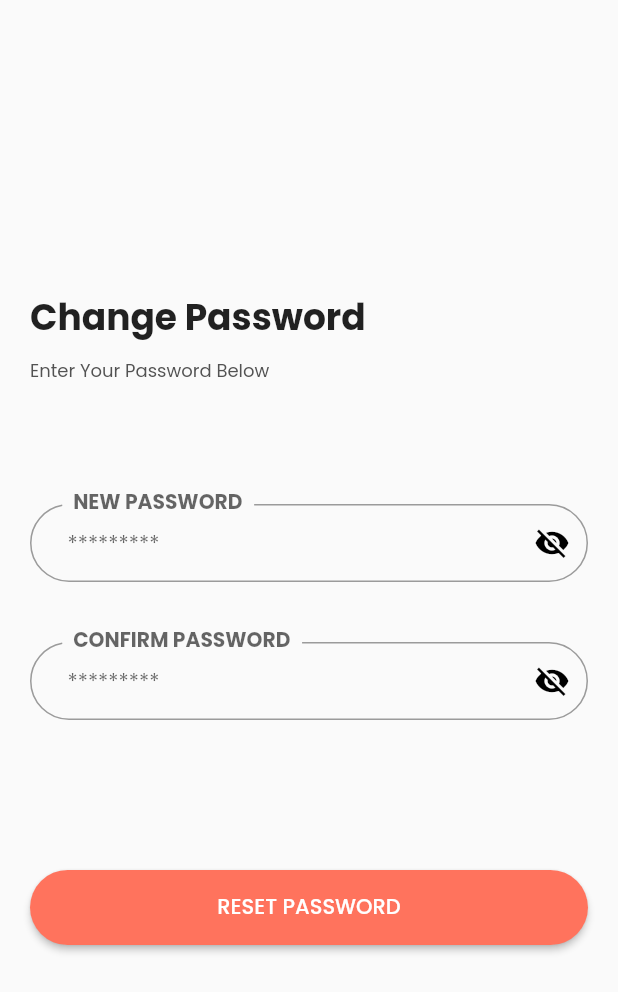
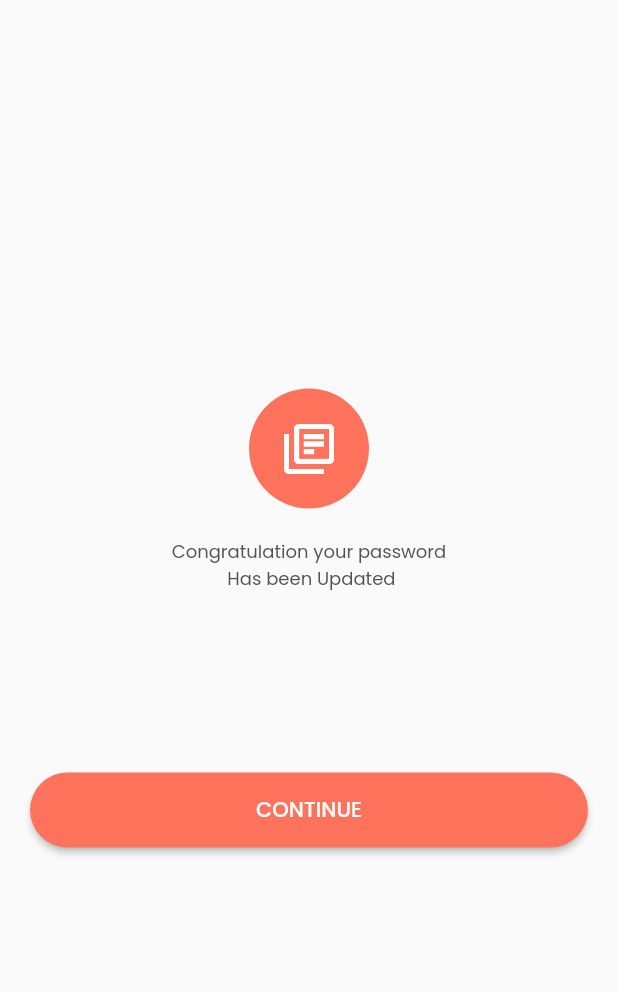
Before and after one commit to AhmedMohmmedd/fast-food-ecommerce, a Flutter app: the ChangePasswordScreen screen opened directly, after a tap on "RESET PASSWORD", on a phone screen of 412 x 824 dp. Shown: the top 992 px of the screen. Run offline on Flutter 3.47's test engine with Material 3 defaults, Android fonts, the phone set to English and light mode, and no system bars; our stand-ins replace bloc, flutter_bloc, flutter_svg.

Commit message:
password-updated-ui-done

```diff
--- a/lib/features/auth/screens/login/change_password.dart
+++ b/lib/features/auth/screens/login/change_password.dart
@@ -4,6 +4,7 @@ import 'package:ecommerc/core/widgets/buttons/elevated_button.dart';
 import 'package:ecommerc/core/widgets/text_fields/normal_text_field.dart';
 import 'package:ecommerc/core/widgets/text_fields/password_text_field.dart';
 import 'package:ecommerc/features/auth/screens/login/cheak_email.dart';
+import 'package:ecommerc/features/auth/screens/login/password_updated.dart';
 import 'package:flutter/material.dart';
 import 'package:flutter/widgets.dart';
 
@@ -60,10 +61,10 @@ class ChangePasswordScreen extends StatelessWidget {
                 CustomElevatedButton(
                   title: 'RESET PASSWORD',
                   onTap: () {
-                    //                Navigator.push(context,
-                    //     MaterialPageRoute(builder: (context) {
-                    //   return const CheakEmmailScreen();
-                    // },),);
+                                   Navigator.push(context,
+                        MaterialPageRoute(builder: (context) {
+                      return const PasswordUpdatedScreen();
+                    },),);
                   },
                 ),
               ],
--- /dev/null
+++ b/lib/features/auth/screens/login/password_updated.dart
@@ -0,0 +1,74 @@
+import 'package:ecommerc/core/app_styles/app_colors.dart';
+import 'package:ecommerc/core/app_styles/styles.dart';
+import 'package:ecommerc/core/widgets/buttons/elevated_button.dart';
+import 'package:ecommerc/features/auth/screens/login/change_password.dart';
+import 'package:ecommerc/features/auth/screens/login/login.dart';
+import 'package:flutter/material.dart';
+
+class PasswordUpdatedScreen extends StatelessWidget {
+  const PasswordUpdatedScreen({super.key});
+
+  @override
+  Widget build(BuildContext context) {
+    return Scaffold(
+      body: Center(
+        child: SingleChildScrollView(
+          child: Padding(
+            padding: const EdgeInsets.symmetric(
+              horizontal: 20,
+              vertical: 10,
+            ),
+            child: Column(
+              mainAxisAlignment: MainAxisAlignment.center,
+              crossAxisAlignment: CrossAxisAlignment.center,
+              children: [
+                Container(
+                  height: 80,
+                  decoration: const BoxDecoration(
+                    shape: BoxShape.circle,
+                    color: AppColors.primaryColor,
+                  ),
+                  child: const Center(
+                      child: Icon(
+                    Icons.my_library_books_outlined,
+                    color: Colors.white,
+                    size: 40,
+                  )),
+                ),
+                const SizedBox(
+                  height: 20,
+                ),
+                const Text(
+                  'Congratulation your password\n Has been Updated',
+                  style: TextStyle(
+                      color: AppColors.dark,
+                      fontSize: 12,
+                      fontWeight: FontWeight.w400),
+                  textAlign: TextAlign.center,
+                ),
+
+
+                const SizedBox(
+                  height: 120,
+                ),
+                CustomElevatedButton(
+                  title: 'CONTINUE',
+                  onTap: () {
+                    Navigator.push(
+                      context,
+                      MaterialPageRoute(
+                        builder: (context) {
+                          return const LoginScreen();
+                        },
+                      ),
+                    );
+                  },
+                ),
+              ],
+            ),
+          ),
+        ),
+      ),
+    );
+  }
+}
```
